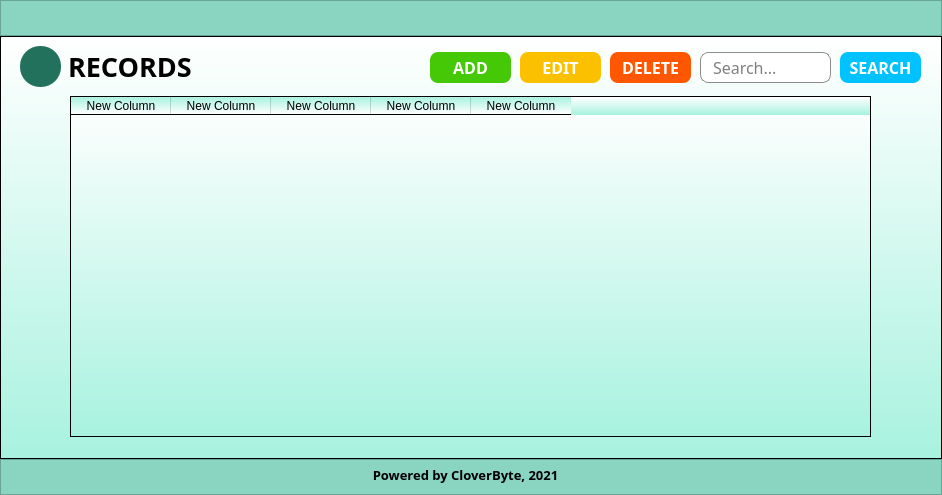
The window that records.ui (marcryangil/facemaskdetection) describes before a commit, drawn with Qt 5.
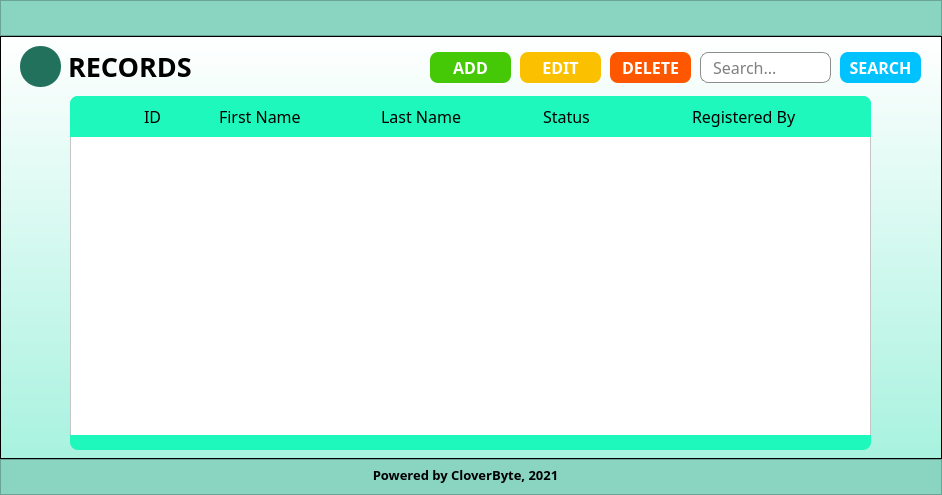
The same window after the commit. Icons and pictures are not drawn.

Commit message: Updated Status in Register, and Design in Records

What changed in the file:
```diff
--- a/records.ui
+++ b/records.ui
@@ -104,18 +104,31 @@
        <property name="geometry">
         <rect>
          <x>70</x>
-         <y>60</y>
+         <y>80</y>
          <width>801</width>
-         <height>341</height>
+         <height>321</height>
         </rect>
        </property>
        <property name="font">
         <font>
          <family>Work Sans</family>
+         <pointsize>12</pointsize>
         </font>
        </property>
+       <property name="autoFillBackground">
+        <bool>false</bool>
+       </property>
        <property name="styleSheet">
-        <string notr="true">table-&gt;horizontalHeader()-&gt;setSectionResizeMode(QHeaderView::Stretch);</string>
+        <string notr="true">
+
+QTableWidget{
+	color: rgb(90,90,90);
+	background-color: rgb(255,255,255);
+}
+
+QTableView::item{
+	border-bottom: 1px solid #696969;
+}</string>
        </property>
        <attribute name="horizontalHeaderStretchLastSection">
         <bool>false</bool>
@@ -446,6 +459,272 @@
         <bool>false</bool>
        </property>
       </widget>
+      <widget class="QFrame" name="frame_2">
+       <property name="geometry">
+        <rect>
+         <x>70</x>
+         <y>60</y>
+         <width>801</width>
+         <height>41</height>
+        </rect>
+       </property>
+       <property name="styleSheet">
+        <string notr="true">background-color: rgb(30, 248, 188);
+border: none;
+border-top-right-radius: 8px;
+border-top-left-radius: 8px;</string>
+       </property>
+       <property name="frameShape">
+        <enum>QFrame::StyledPanel</enum>
+       </property>
+       <property name="frameShadow">
+        <enum>QFrame::Raised</enum>
+       </property>
+       <widget class="QWidget" name="horizontalLayoutWidget">
+        <property name="geometry">
+         <rect>
+          <x>0</x>
+          <y>0</y>
+          <width>801</width>
+          <height>41</height>
+         </rect>
+        </property>
+        <layout class="QHBoxLayout" name="horizontalLayout">
+         <item>
+          <widget class="QLabel" name="label_13">
+           <property name="font">
+            <font>
+             <family>Work Sans Medium</family>
+             <pointsize>12</pointsize>
+             <weight>50</weight>
+             <bold>false</bold>
+            </font>
+           </property>
+           <property name="styleSheet">
+            <string notr="true">background-color: transparent;
+border: none;
+color: rgb(0, 0, 0);
+border-radius: 8px;</string>
+           </property>
+           <property name="text">
+            <string/>
+           </property>
+          </widget>
+         </item>
+         <item>
+          <widget class="QLabel" name="label">
+           <property name="font">
+            <font>
+             <family>Work Sans Medium</family>
+             <pointsize>12</pointsize>
+             <weight>50</weight>
+             <bold>false</bold>
+            </font>
+           </property>
+           <property name="styleSheet">
+            <string notr="true">background-color: transparent;
+border: none;
+color: rgb(0, 0, 0);
+border-radius: 8px;</string>
+           </property>
+           <property name="text">
+            <string>ID</string>
+           </property>
+          </widget>
+         </item>
+         <item>
+          <widget class="QLabel" name="label_2">
+           <property name="font">
+            <font>
+             <family>Work Sans Medium</family>
+             <pointsize>12</pointsize>
+             <weight>50</weight>
+             <bold>false</bold>
+            </font>
+           </property>
+           <property name="styleSheet">
+            <string notr="true">background-color: transparent;
+border: none;
+color: rgb(0, 0, 0);
+border-radius: 8px;</string>
+           </property>
+           <property name="text">
+            <string>First Name</string>
+           </property>
+          </widget>
+         </item>
+         <item>
+          <widget class="QLabel" name="label_8">
+           <property name="font">
+            <font>
+             <family>Work Sans Medium</family>
+             <pointsize>12</pointsize>
+             <weight>50</weight>
+             <bold>false</bold>
+            </font>
+           </property>
+           <property name="styleSheet">
+            <string notr="true">background-color: transparent;
+border: none;
+color: rgb(0, 0, 0);
+border-radius: 8px;</string>
+           </property>
+           <property name="text">
+            <string/>
+           </property>
+          </widget>
+         </item>
+         <item>
+          <widget class="QLabel" name="label_4">
+           <property name="font">
+            <font>
+             <family>Work Sans Medium</family>
+             <pointsize>12</pointsize>
+             <weight>50</weight>
+             <bold>false</bold>
+            </font>
+           </property>
+           <property name="styleSheet">
+            <string notr="true">background-color: transparent;
+border: none;
+color: rgb(0, 0, 0);
+border-radius: 8px;</string>
+           </property>
+           <property name="text">
+            <string>Last Name</string>
+           </property>
+          </widget>
+         </item>
+         <item>
+          <widget class="QLabel" name="label_10">
+           <property name="font">
+            <font>
+             <family>Work Sans Medium</family>
+             <pointsize>12</pointsize>
+             <weight>50</weight>
+             <bold>false</bold>
+            </font>
+           </property>
+           <property name="styleSheet">
+            <string notr="true">background-color: transparent;
+border: none;
+color: rgb(0, 0, 0);
+border-radius: 8px;</string>
+           </property>
+           <property name="text">
+            <string/>
+           </property>
+          </widget>
+         </item>
+         <item>
+          <widget class="QLabel" name="label_6">
+           <property name="font">
+            <font>
+             <family>Work Sans Medium</family>
+             <pointsize>12</pointsize>
+             <weight>50</weight>
+             <bold>false</bold>
+            </font>
+           </property>
+           <property name="styleSheet">
+            <string notr="true">background-color: transparent;
+border: none;
+color: rgb(0, 0, 0);
+border-radius: 8px;</string>
+           </property>
+           <property name="text">
+            <string>Status</string>
+           </property>
+          </widget>
+         </item>
+         <item>
+          <widget class="QLabel" name="label_11">
+           <property name="font">
+            <font>
+             <family>Work Sans Medium</family>
+             <pointsize>12</pointsize>
+             <weight>50</weight>
+             <bold>false</bold>
+            </font>
+           </property>
+           <property name="styleSheet">
+            <string notr="true">background-color: transparent;
+border: none;
+color: rgb(0, 0, 0);
+border-radius: 8px;</string>
+           </property>
+           <property name="text">
+            <string/>
+           </property>
+          </widget>
+         </item>
+         <item>
+          <widget class="QLabel" name="label_5">
+           <property name="font">
+            <font>
+             <family>Work Sans Medium</family>
+             <pointsize>12</pointsize>
+             <weight>50</weight>
+             <bold>false</bold>
+            </font>
+           </property>
+           <property name="styleSheet">
+            <string notr="true">background-color: transparent;
+border: none;
+color: rgb(0, 0, 0);
+border-radius: 8px;</string>
+           </property>
+           <property name="text">
+            <string>Registered By</string>
+           </property>
+          </widget>
+         </item>
+         <item>
+          <widget class="QLabel" name="label_12">
+           <property name="font">
+            <font>
+             <family>Work Sans Medium</family>
+             <pointsize>12</pointsize>
+             <weight>50</weight>
+             <bold>false</bold>
+            </font>
+           </property>
+           <property name="styleSheet">
+            <string notr="true">background-color: transparent;
+border: none;
+color: rgb(0, 0, 0);
+border-radius: 8px;</string>
+           </property>
+           <property name="text">
+            <string/>
+           </property>
+          </widget>
+         </item>
+        </layout>
+       </widget>
+      </widget>
+      <widget class="QFrame" name="frame_5">
+       <property name="geometry">
+        <rect>
+         <x>70</x>
+         <y>399</y>
+         <width>801</width>
+         <height>15</height>
+        </rect>
+       </property>
+       <property name="styleSheet">
+        <string notr="true">background-color: rgb(30, 248, 188);
+border: none;
+border-bottom-right-radius: 8px;
+border-bottom-left-radius: 8px;</string>
+       </property>
+       <property name="frameShape">
+        <enum>QFrame::StyledPanel</enum>
+       </property>
+       <property name="frameShadow">
+        <enum>QFrame::Raised</enum>
+       </property>
+      </widget>
      </widget>
     </item>
     <item>
```
The commit also changes 3 other files.
